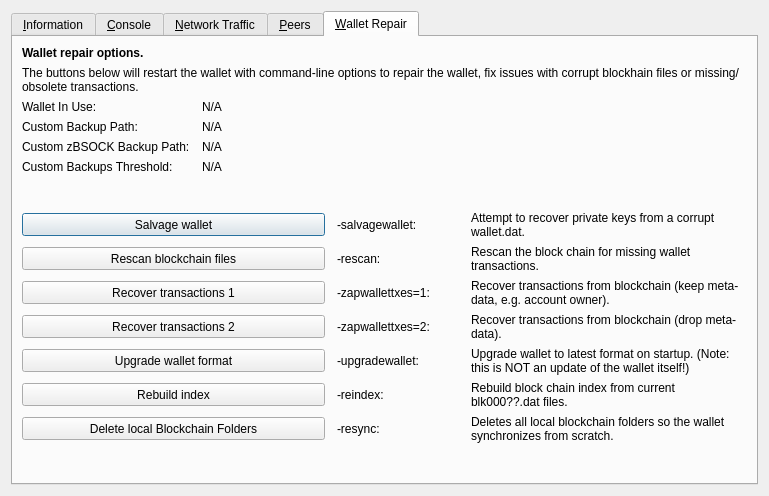
Old version of the form src/qt/forms/rpcconsole.ui in the repository bitstockproject/bitstock-core.
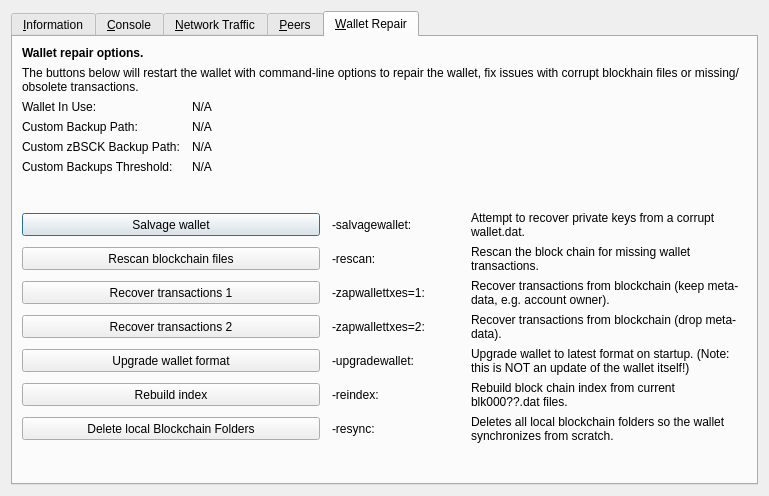
New version of the form. The open tabs and pages were chosen to show the change. Icons and pictures are not drawn. Custom widgets are drawn as their Qt base class.

Patch:
```diff
--- a/src/qt/forms/rpcconsole.ui
+++ b/src/qt/forms/rpcconsole.ui
@@ -1333,7 +1333,7 @@
           <bool>false</bool>
          </property>
          <property name="text">
-          <string>Custom zBSOCK Backup Path:</string>
+          <string>Custom zBSCK Backup Path:</string>
          </property>
         </widget>
        </item>
```
